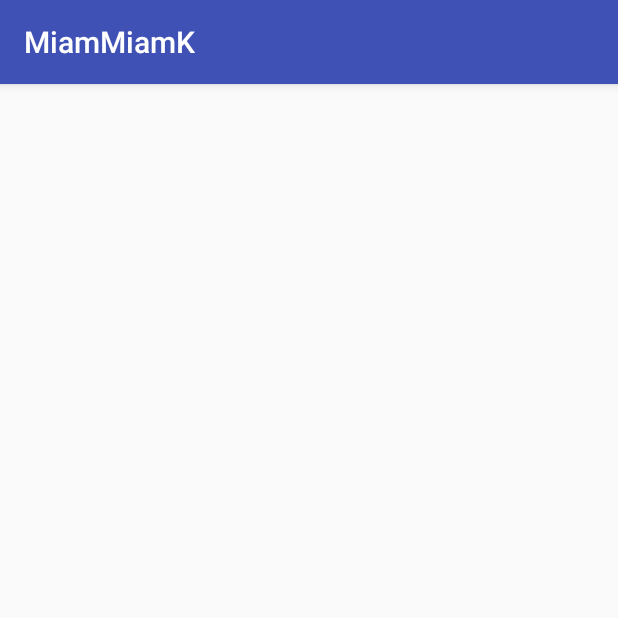
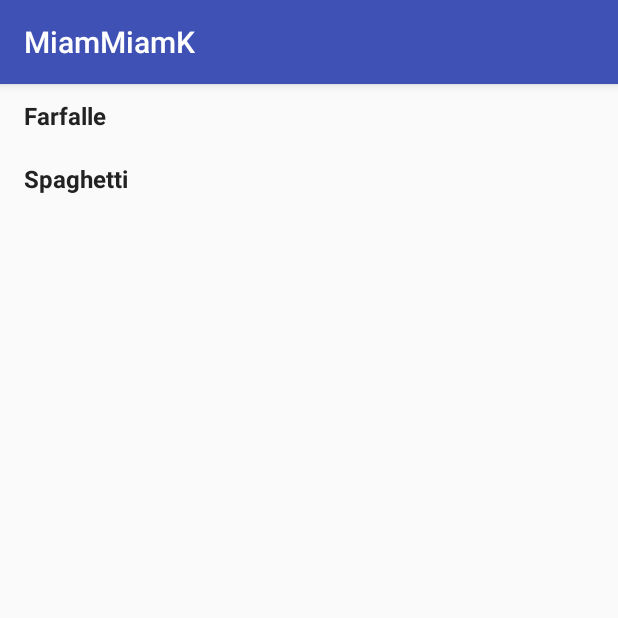
Before and after one commit to tlam/MiamMiamK, an Android app: the screen it shows after launch (FoodListActivity), after a tap on "Italian", on a phone screen of 412 x 824 dp, the top half of it. Run offline under Robolectric (Android 15) with nearby library versions, the phone set to English and light mode, and no system bars.

Commit message:
Displaying list of food under FoodListActivity

```diff
--- a/app/src/main/java/com/tlam/miammiamk/FoodListActivity.kt
+++ b/app/src/main/java/com/tlam/miammiamk/FoodListActivity.kt
@@ -2,18 +2,32 @@ package com.tlam.miammiamk
 
 import android.os.Bundle
 import android.support.v7.app.AppCompatActivity
+import android.support.v7.widget.LinearLayoutManager
+import android.support.v7.widget.RecyclerView
 
+import com.tlam.miammiamk.adapters.FoodRecyclerViewAdapter
 import com.tlam.miammiamk.models.Cuisine
+import com.tlam.miammiamk.models.Food
 
 class FoodListActivity : AppCompatActivity() {
 
+    private lateinit var linearLayoutManager: LinearLayoutManager
     private val CUISINE_KEY = "CUISINE"
     private var cuisine: Cuisine? = null
+    var recyclerView: RecyclerView? = null
+    var adapter: FoodRecyclerViewAdapter? = null
 
     override fun onCreate(savedInstanceState: Bundle?) {
         super.onCreate(savedInstanceState)
         setContentView(R.layout.food_list)
 
-        cuisine = intent.getParcelableExtra<Cuisine>(CUISINE_KEY)
+        cuisine = intent.getParcelableExtra<Cuisine>(CUISINE_KEY) as Cuisine
+        cuisine?.let {
+            adapter = FoodRecyclerViewAdapter(it.foods)
+            recyclerView = findViewById<RecyclerView>(R.id.foodRecyclerView)
+            linearLayoutManager = LinearLayoutManager(this)
+            recyclerView!!.layoutManager = linearLayoutManager
+            recyclerView!!.adapter = adapter
+        }
     }
 }
--- a/app/src/main/res/layout/food_list.xml
+++ b/app/src/main/res/layout/food_list.xml
@@ -1,14 +1,13 @@
 <?xml version="1.0" encoding="utf-8"?>
-<android.support.constraint.ConstraintLayout
-    xmlns:android="http://schemas.android.com/apk/res/android"
+<LinearLayout xmlns:android="http://schemas.android.com/apk/res/android"
     xmlns:tools="http://schemas.android.com/tools"
     android:layout_width="match_parent"
-    android:layout_height="match_parent">
+    android:layout_height="match_parent"
+    tools:context="com.tlam.miammiamk.FoodListActivity">
 
-    <ListView
-        android:id="@+id/food_list"
-        android:layout_width="368dp"
-        android:layout_height="495dp"
-        tools:layout_editor_absoluteX="8dp"
-        tools:layout_editor_absoluteY="8dp" />
-</android.support.constraint.ConstraintLayout>
+	<android.support.v7.widget.RecyclerView
+	    android:id="@+id/foodRecyclerView"
+	    android:layout_width="match_parent"
+	    android:layout_height="match_parent"
+	    android:scrollbars="vertical"/>
+</LinearLayout>
```
Also changed, not shown: app/src/main/java/com/tlam/miammiamk/adapters/FoodRecyclerViewAdapter.kt (+0 -33 lines).
